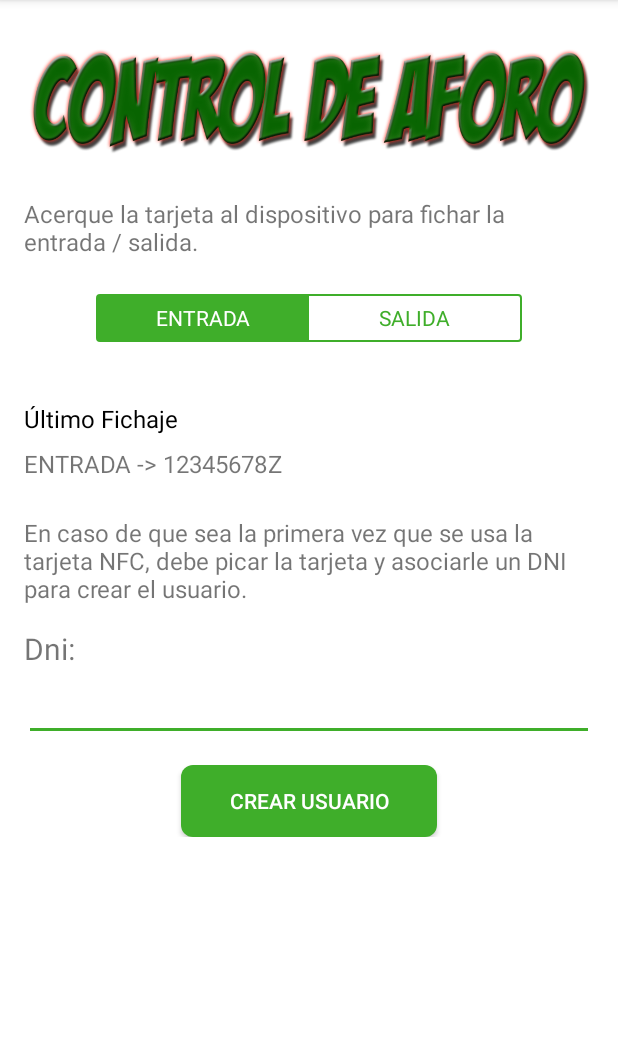
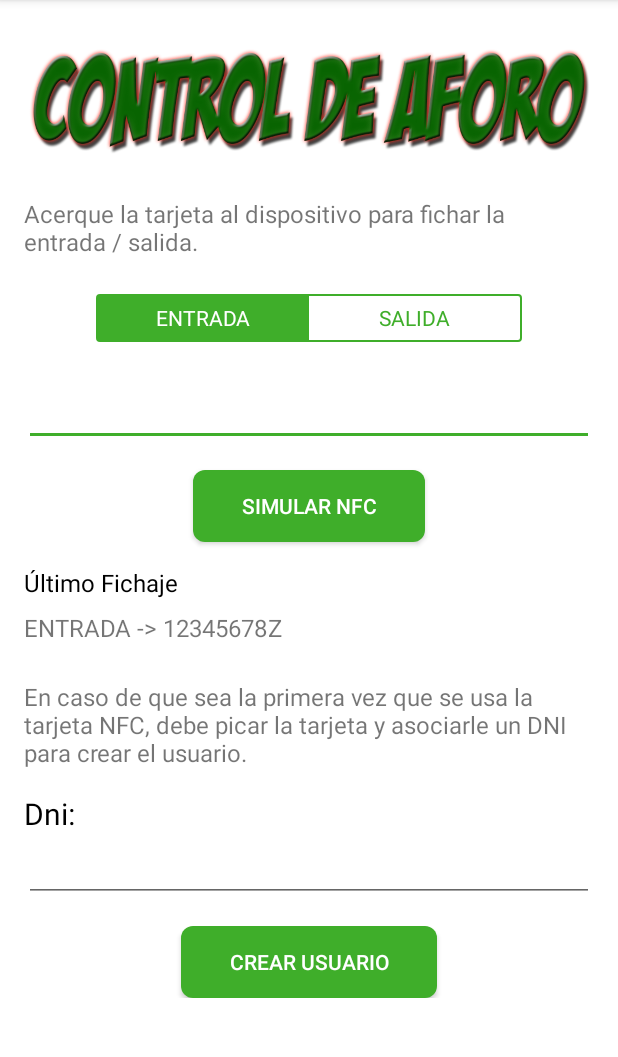
Before and after one commit to DesarrolloBerrueco/PrototipoNFC1, an Android app: the screen it shows after launch (MainActivityV2), on a phone screen of 412 x 824 dp, the part 84-1141 px from its top. Run offline under Robolectric (Android 15) with nearby library versions, the phone set to English and light mode, and no system bars; 1 statement that could not run was skipped.

Commit message:
add edittext and button to simulate Nfc scans and implement basic user creation based on the last Nfc scanned

```diff
--- a/app/src/main/java/com/romellfudi/fudinfc/app/data/UserRepository.kt
+++ b/app/src/main/java/com/romellfudi/fudinfc/app/data/UserRepository.kt
@@ -65,8 +65,7 @@ class UserRepository(context: Context) {
     }
 
     fun getUserById(idNfc: String): NfcUser? {
-        TODO("implement")
-        return null
+        return userList.find { it.nfcId == idNfc }
     }
     //endregion
 
--- a/app/src/main/res/layout/activity_main.xml
+++ b/app/src/main/res/layout/activity_main.xml
@@ -116,6 +116,21 @@
                 </RadioGroup>
             </LinearLayout>
 
+            <EditText
+                android:id="@+id/et_nfc_id"
+                android:layout_width="match_parent"
+                android:layout_height="wrap_content"
+                android:inputType="text" />
+
+            <Button
+                android:id="@+id/btn_simulate_nfc"
+                android:layout_width="wrap_content"
+                android:layout_height="wrap_content"
+                android:text="Simular NFC"
+                android:layout_gravity="center_horizontal"
+                android:layout_marginTop="16dp"
+                style="@style/default_btn"/>
+
             <TextView
                 android:id="@+id/tv_last_log_label"
                 android:layout_width="wrap_content"
@@ -144,18 +159,19 @@
 
             <TextView
                 android:id="@+id/textView"
-                android:layout_width="118dp"
+                android:layout_width="wrap_content"
                 android:layout_height="wrap_content"
-                android:layout_marginTop="15dp"
+                android:layout_marginTop="16dp"
                 android:baselineAligned="false"
                 android:text="Dni:"
+                android:textColor="@color/black"
                 android:textSize="20sp" />
 
             <EditText
                 android:id="@+id/et_dni"
                 android:layout_width="match_parent"
-                android:layout_height="48dp"
-                android:inputType="textEmailAddress" />
+                android:layout_height="wrap_content"
+                android:inputType="text" />
 
             <Button
                 android:id="@+id/btn_create_user"
```
Also changed, not shown: app/src/main/java/com/romellfudi/fudinfc/app/MainActivityV2.java (+68 -4 lines), app/src/main/java/com/romellfudi/fudinfc/app/Utils.java (added, +74 -0 lines).
